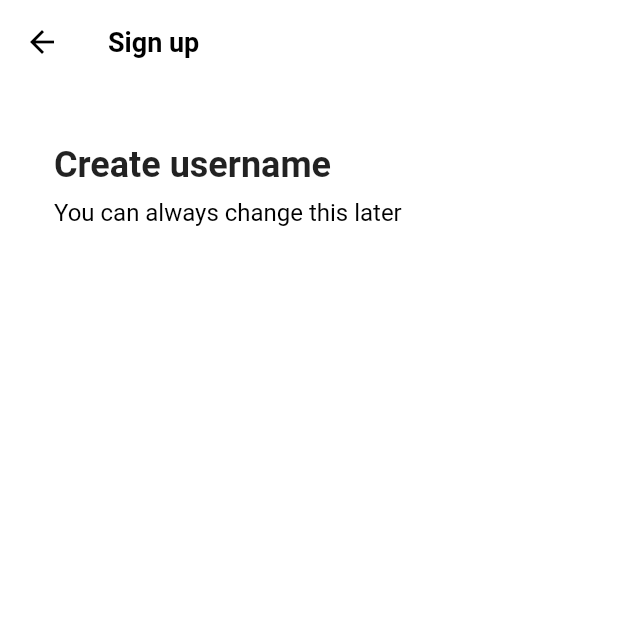
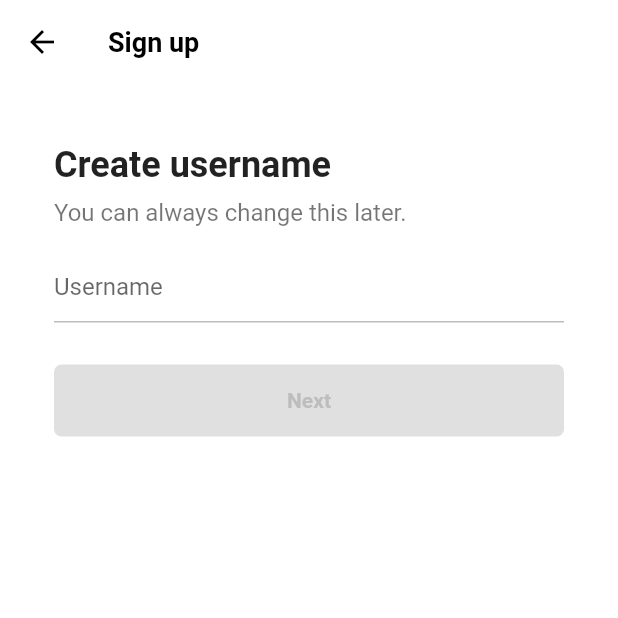
Before and after one commit to SIMYEONAH/tiktok-clone-coding, a Flutter app: the screen it shows after launch, after a tap on "Use email or password", on a phone screen of 412 x 824 dp, the top half of it. Run offline on Flutter 3.47's test engine with Material 2 defaults, Android fonts, the phone set to English and light mode, and no system bars; our stand-ins replace font_awesome_flutter.

Commit message:
4.5 강의 듣는 중간에 업데이트

```diff
--- a/tiktok/lib/screens/features/authentication/email_screen.dart
+++ /dev/null
@@ -1,44 +0,0 @@
-import 'package:flutter/material.dart';
-import 'package:tiktok/constants/gaps.dart';
-import 'package:tiktok/constants/sizes.dart';
-
-class EmailScreen extends StatelessWidget {
-  const EmailScreen({super.key});
-
-  @override
-  Widget build(BuildContext context) {
-    return Scaffold(
-        backgroundColor: Colors.white,
-        appBar: AppBar(
-          title: const Text(
-            "Sign up",
-          ),
-        ),
-        body: const Padding(
-          padding: EdgeInsets.symmetric(
-            horizontal: Sizes.size36,
-          ),
-          child: Column(
-            crossAxisAlignment: CrossAxisAlignment.start,
-            children: [
-              Gaps.v40,
-              Text(
-                "Create username",
-                style: TextStyle(
-                  fontSize: Sizes.size24,
-                  fontWeight: FontWeight.w700,
-                ),
-              ),
-              Gaps.v8,
-              Text(
-                "You can always change this later",
-                style: TextStyle(
-                  fontSize: Sizes.size16,
-                  color: Colors.black,
-                ),
-              )
-            ],
-          ),
-        ));
-  }
-}
--- a/tiktok/lib/screens/features/authentication/sign_up_screen.dart
+++ b/tiktok/lib/screens/features/authentication/sign_up_screen.dart
@@ -2,7 +2,7 @@ import 'package:flutter/material.dart';
 import 'package:font_awesome_flutter/font_awesome_flutter.dart';
 import 'package:tiktok/constants/gaps.dart';
 import 'package:tiktok/constants/sizes.dart';
-import 'package:tiktok/screens/features/authentication/email_screen.dart';
+import 'package:tiktok/screens/features/authentication/username_screen.dart';
 import 'package:tiktok/screens/features/authentication/login_screen.dart';
 import 'package:tiktok/screens/features/authentication/widgets/auth_button.dart';
 
@@ -20,7 +20,7 @@ class SignUpScreen extends StatelessWidget {
   void _onEmailTap(BuildContext context) {
     Navigator.of(context).push(
       MaterialPageRoute(
-        builder: (context) => const EmailScreen(),
+        builder: (context) => const UsernameScreen(),
       ),
     );
   }
--- a/tiktok/lib/screens/features/authentication/username_screen.dart
+++ b/tiktok/lib/screens/features/authentication/username_screen.dart
@@ -0,0 +1,91 @@
+import 'package:flutter/material.dart';
+import 'package:tiktok/constants/gaps.dart';
+import 'package:tiktok/constants/sizes.dart';
+import 'package:tiktok/screens/features/authentication/widgets/form_button.dart';
+
+class UsernameScreen extends StatefulWidget {
+  const UsernameScreen({super.key});
+
+  @override
+  State<UsernameScreen> createState() => _UsernameScreenState();
+}
+
+class _UsernameScreenState extends State<UsernameScreen> {
+  final TextEditingController _usernameController = TextEditingController();
+
+  String _username = "";
+
+  @override
+  void initState() {
+    super.initState();
+
+    _usernameController.addListener(() {
+      setState(() {
+        _username = _usernameController.text;
+      });
+    });
+  }
+
+  @override
+  void dispose() {
+    _usernameController.dispose();
+    super.dispose();
+  }
+
+  @override
+  Widget build(BuildContext context) {
+    return Scaffold(
+      appBar: AppBar(
+        title: const Text(
+          "Sign up",
+        ),
+      ),
+      body: Padding(
+        padding: const EdgeInsets.symmetric(
+          horizontal: Sizes.size36,
+        ),
+        child: Column(
+          crossAxisAlignment: CrossAxisAlignment.start,
+          children: [
+            Gaps.v40,
+            const Text(
+              "Create username",
+              style: TextStyle(
+                fontSize: Sizes.size24,
+                fontWeight: FontWeight.w700,
+              ),
+            ),
+            Gaps.v8,
+            const Text(
+              "You can always change this later.",
+              style: TextStyle(
+                fontSize: Sizes.size16,
+                color: Colors.black54,
+              ),
+            ),
+            Gaps.v16,
+            TextField(
+              controller: _usernameController,
+              decoration: InputDecoration(
+                hintText: "Username",
+                enabledBorder: UnderlineInputBorder(
+                  borderSide: BorderSide(
+                    color: Colors.grey.shade400,
+                  ),
+                ),
+                focusedBorder: UnderlineInputBorder(
+                  borderSide: BorderSide(
+                    color: Colors.grey.shade400,
+                  ),
+                ),
+              ),
+              cursorColor: Theme.of(context).primaryColor,
+            ),
+            Gaps.v28,
+            FormButton(disabled: _username.isEmpty),
+          ],
+        ),
+      ),
+    );
+  }
+}
--- /dev/null
+++ b/tiktok/lib/screens/features/authentication/widgets/form_button.dart
@@ -0,0 +1,41 @@
+import 'package:flutter/material.dart';
+
+import '../../../../constants/sizes.dart';
+
+class FormButton extends StatelessWidget {
+  const FormButton({
+    super.key,
+    required this.disabled,
+  });
+
+  final bool disabled;
+
+  @override
+  Widget build(BuildContext context) {
+    return FractionallySizedBox(
+      widthFactor: 1,
+      child: AnimatedContainer(
+        padding: const EdgeInsets.symmetric(
+          vertical: Sizes.size16,
+        ),
+        decoration: BoxDecoration(
+          borderRadius: BorderRadius.circular(Sizes.size5),
+          color:
+              disabled ? Colors.grey.shade300 : Theme.of(context).primaryColor,
+        ),
+        duration: const Duration(milliseconds: 500),
+        child: AnimatedDefaultTextStyle(
+          duration: const Duration(milliseconds: 500),
+          style: TextStyle(
+            color: disabled ? Colors.grey.shade400 : Colors.white,
+            fontWeight: FontWeight.w600,
+          ),
+          child: const Text(
+            'Next',
+            textAlign: TextAlign.center,
+          ),
+        ),
+      ),
+    );
+  }
+}
```
